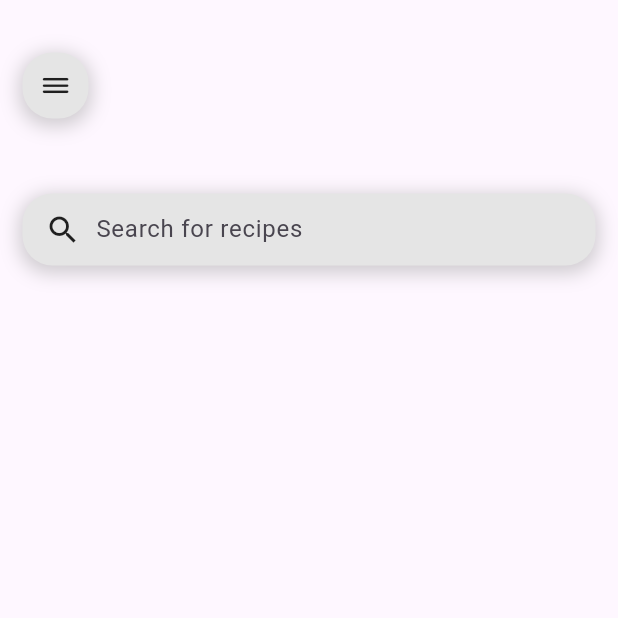
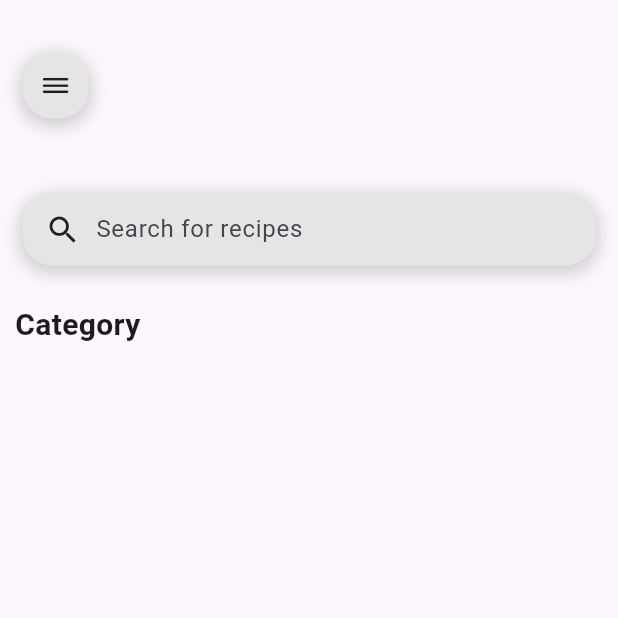
Before and after one commit to HakanAkozBoun/SWE_574, a Flutter app: the screen it shows after launch, on a phone screen of 412 x 824 dp, the top half of it. Run offline on Flutter 3.47's test engine with Material 3 defaults, Android fonts, the phone set to English and light mode, and no system bars; our stand-ins replace easy_splash_screen.

Commit message:
Adding a buildSectionTitle function that creates a layout base for the titles to be displayed on the homepage

```diff
--- a/ui/lib/screen/home.dart
+++ b/ui/lib/screen/home.dart
@@ -17,9 +17,23 @@ class Home extends StatelessWidget {
 
             //Search Bar
             const SearchBarWidget(),
+
+            //Category
+            buildSectionTitle('Category'),
           ],
         ),
       ),
     );
   }
+
+  Widget buildSectionTitle(String title) {
+    return Padding(
+      padding: const EdgeInsets.symmetric(vertical: 10, horizontal: 10),
+      child: Text(
+        title,
+        style: const TextStyle(fontSize: 20, fontWeight: FontWeight.bold),
+        textAlign: TextAlign.left,
+      ),
+    );
+  }
 }
```
